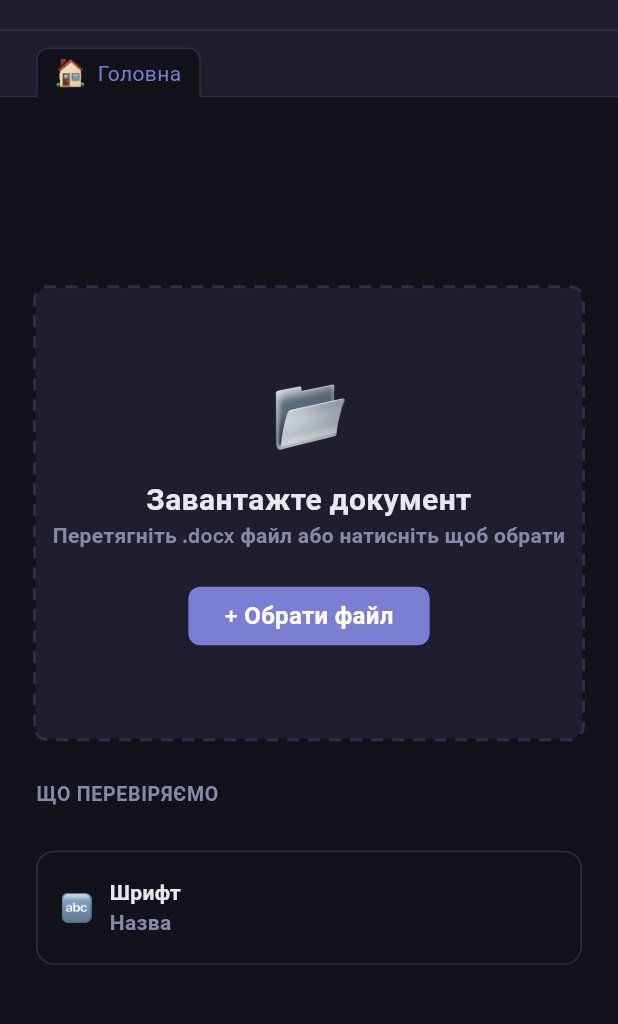
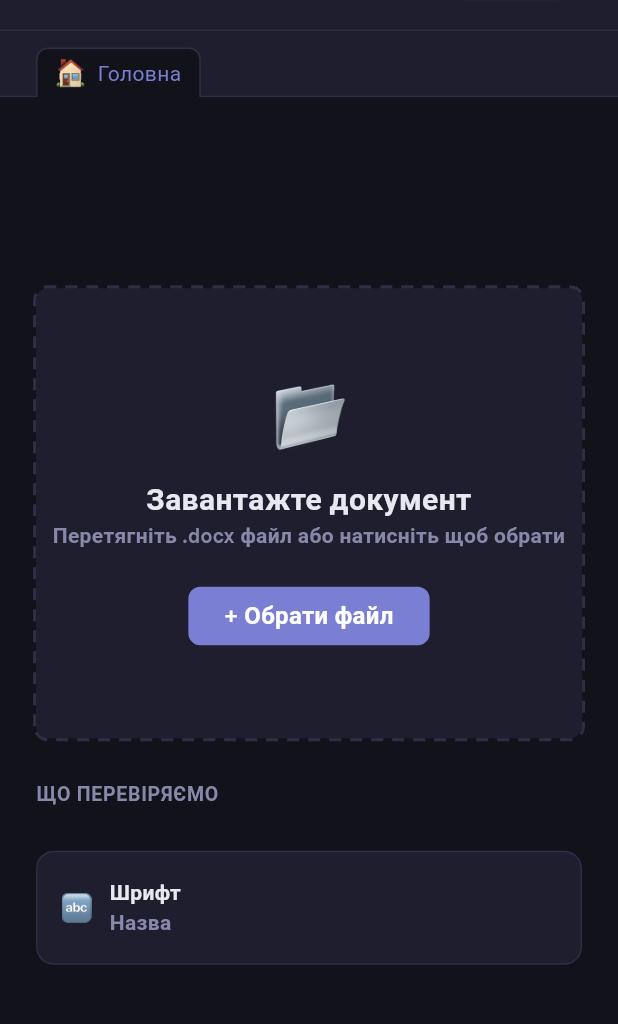
Before and after one commit to NTU-KhPI-CMPS/thesis_checker, a Flutter app: the screen it shows after launch, after a tap on "Світла", on a phone screen of 412 x 824 dp, the part 80-1104 px from its top. Run offline on Flutter 3.47's test engine with Material 3 defaults, Android fonts, the phone set to English and light mode, and no system bars; drawn by our look-alikes of dotted_border; our stand-ins replace equatable, file_picker, flutter_bloc; missing offline and left inert: desktop_drop.

Commit message:
chore: fix container color

```diff
--- a/lib/features/home/widgets/info_card.dart
+++ b/lib/features/home/widgets/info_card.dart
@@ -6,7 +6,7 @@ class InfoCard extends StatelessWidget {
 
   @override
   Widget build(BuildContext context) {
-    final surfaceColor = Theme.of(context).canvasColor;
+    final surfaceColor = Theme.of(context).scaffoldBackgroundColor;
     final borderColor = Theme.of(context).dividerColor;
 
     return Container(
```
